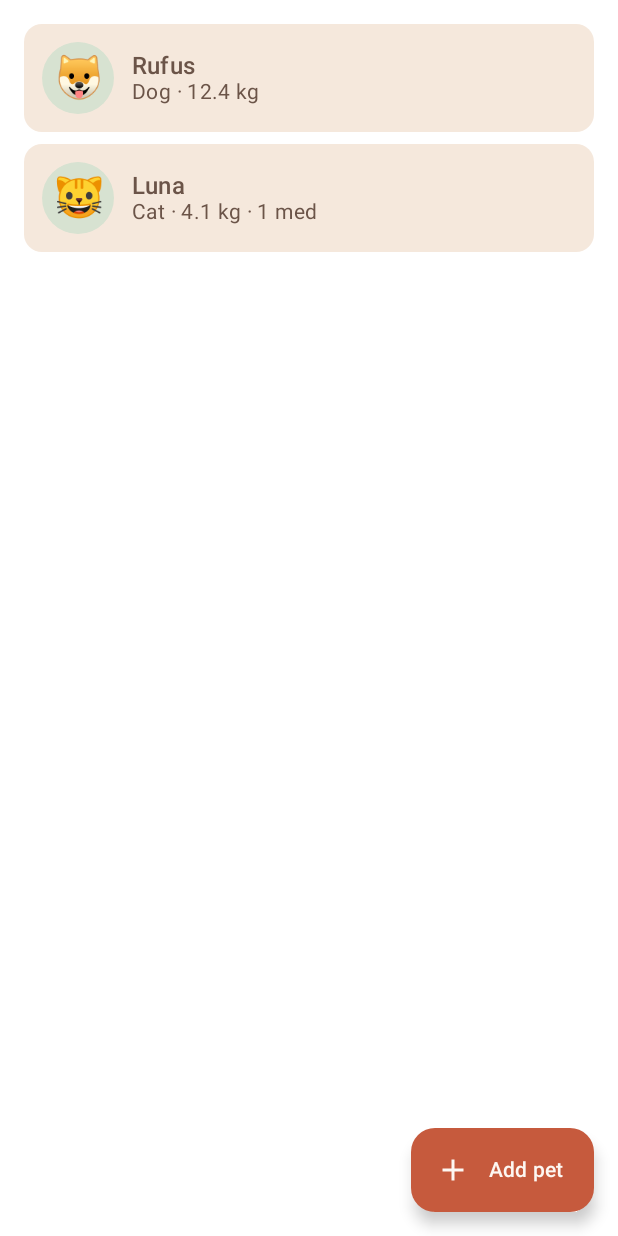
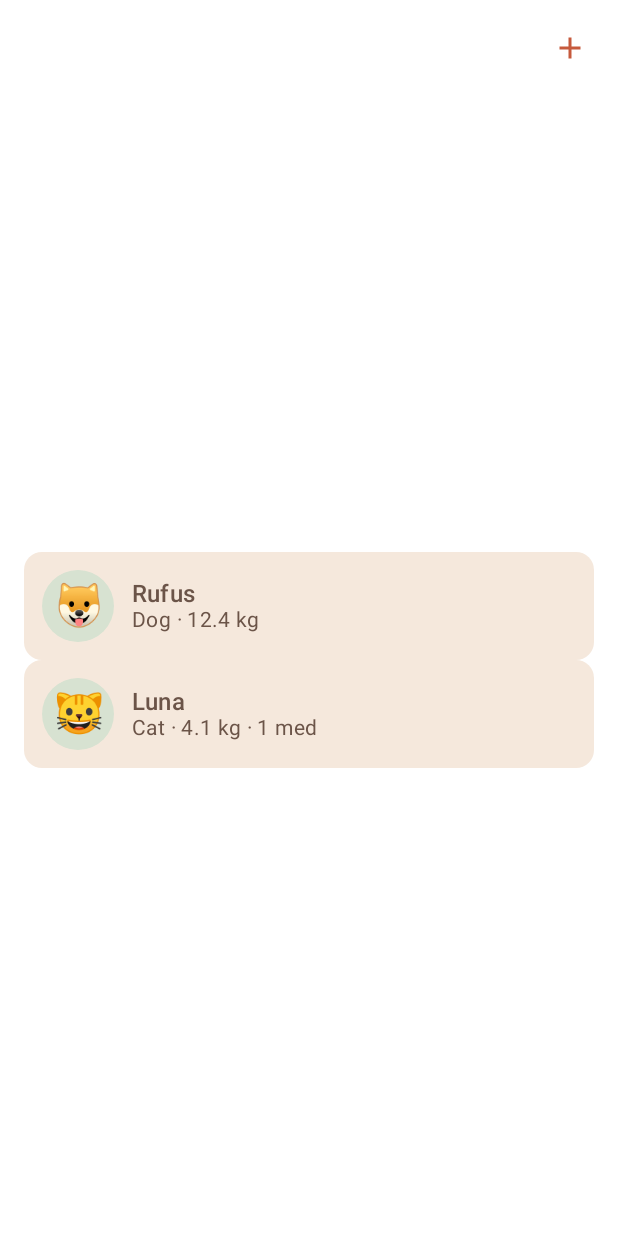
Before and after one commit to weijia-89/toebeans, an Android app built with Jetpack Compose: the @Preview function PetsScreenPreview, on a phone screen of 412 x 824 dp. Run offline under Robolectric (Android 15) with nearby library versions, the phone set to English and light mode, and no system bars.

Commit message:
feat(pets): compact top-bar add; remove extended FAB
De-emphasize Add pet as primary anchor; center tab on existing pets list.

Co-authored-by: Cursor <cursoragent@cursor.com>

```diff
--- a/androidApp/src/main/kotlin/app/toebeans/android/ui/pets/PetsScreen.kt
+++ b/androidApp/src/main/kotlin/app/toebeans/android/ui/pets/PetsScreen.kt
@@ -15,8 +15,8 @@ import androidx.compose.material.icons.Icons
 import androidx.compose.material.icons.filled.Add
 import androidx.compose.material3.Card
 import androidx.compose.material3.CardDefaults
-import androidx.compose.material3.ExtendedFloatingActionButton
 import androidx.compose.material3.Icon
+import androidx.compose.material3.IconButton
 import androidx.compose.material3.MaterialTheme
 import androidx.compose.material3.Text
 import androidx.compose.runtime.Composable
@@ -79,10 +79,30 @@ private fun PetsScreenContent(
                 onPrimaryAction = onAddPet,
             )
         } else {
+            val petListArrangement =
+                if (state.pets.size <= 2) {
+                    Arrangement.Center
+                } else {
+                    Arrangement.spacedBy(8.dp)
+                }
+            Column(modifier = Modifier.fillMaxSize()) {
+                Row(
+                    modifier = Modifier.fillMaxWidth().padding(start = 16.dp, end = 8.dp, top = 8.dp),
+                    horizontalArrangement = Arrangement.End,
+                    verticalAlignment = Alignment.CenterVertically,
+                ) {
+                    IconButton(onClick = onAddPet) {
+                        Icon(
+                            imageVector = Icons.Default.Add,
+                            contentDescription = "Add pet",
+                            tint = MaterialTheme.colorScheme.primary,
+                        )
+                    }
+                }
                 LazyColumn(
                     modifier = Modifier.fillMaxSize(),
-                contentPadding = PaddingValues(16.dp),
-                verticalArrangement = Arrangement.spacedBy(8.dp),
+                    contentPadding = PaddingValues(horizontal = 16.dp, vertical = 8.dp),
+                    verticalArrangement = petListArrangement,
                 ) {
                     items(items = state.pets, key = { it.id }) { pet ->
                         PetRow(
@@ -92,18 +112,7 @@ private fun PetsScreenContent(
                         )
                     }
                 }
-            // FAB uses the primary terracotta + onPrimary cream pairing so it sits
-            // confidently in the warm palette. Default FAB colors fall back to
-            // primaryContainer (the dusty rose) which read as off-brand against the
-            // cream surface — too washed-out for a primary CTA.
-            ExtendedFloatingActionButton(
-                onClick = onAddPet,
-                icon = { Icon(Icons.Default.Add, contentDescription = null) },
-                text = { Text("Add pet") },
-                containerColor = MaterialTheme.colorScheme.primary,
-                contentColor = MaterialTheme.colorScheme.onPrimary,
-                modifier = Modifier.align(Alignment.BottomEnd).padding(16.dp),
-            )
+            }
         }
     }
 }
```
Also changed, not shown: 1 other file. Lines whose indentation alone changed are shown as unchanged.
